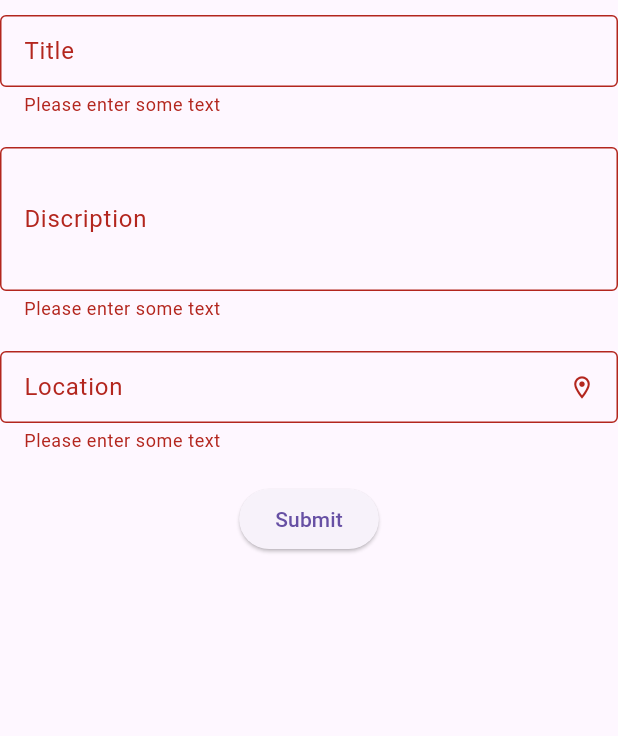
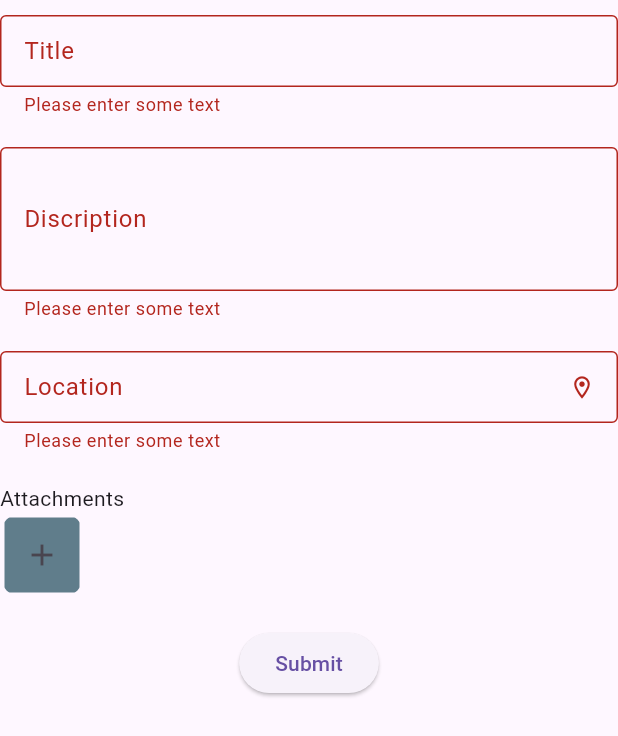
Before and after one commit to Praveen-Pandiyan/fira, a Flutter app: the AddFiraForm widget shown alone on an empty page, opened directly, after a tap on "Submit", on a phone screen of 412 x 824 dp. Shown: the top 736 px of the screen. Run offline on Flutter 3.47's test engine with Material 3 defaults, Android fonts, the phone set to English and light mode, and no system bars; our stand-ins replace cloud_firestore, file_picker, firebase_auth, firebase_core, firebase_storage, flutter_bloc and 1 more; accounts and stored records are empty.

Commit message:
adding tickets

```diff
--- a/lib/models/tickets_model.dart
+++ b/lib/models/tickets_model.dart
@@ -1,19 +1,23 @@
+import 'dart:io';
+
 import 'package:cloud_firestore/cloud_firestore.dart';
 
 class Tickets {
   final String? id;
   final String title;
   final String disctiption;
-  final List<String> attachments;
+  final List<File> attachmentFiles;
+   List<String> attachments;
   final String location;
-  final num dateTime;
+  final num? dateTime;
   Tickets(
       {this.id,
       required this.title,
       required this.disctiption,
-      required this.attachments,
+      this.attachmentFiles=const [],
+       this.attachments =const [],
       required this.location,
-      required this.dateTime});
+       this.dateTime});
 
   static Tickets fromFirebase(DocumentSnapshot<Map<String, dynamic>> doc) =>
       Tickets(
@@ -30,7 +34,7 @@ class Tickets {
       "discription": disctiption,
       "attachments": attachments,
       "location": location,
-      "date": dateTime
+      "date": DateTime.now().millisecondsSinceEpoch
     };
   }
 }
--- a/lib/widgets/home_page/add_new_fira.dart
+++ b/lib/widgets/home_page/add_new_fira.dart
@@ -1,4 +1,7 @@
+import 'dart:io';
+import 'package:file_picker/file_picker.dart';
 import 'package:fira/models/tickets_model.dart';
+import 'package:fira/services/ticket_services.dart';
 import 'package:flutter/material.dart';
 
 class AddFiraForm extends StatefulWidget {
@@ -12,14 +15,11 @@ class _AddFiraFormState extends State<AddFiraForm> {
   final _formKey = GlobalKey<FormState>();
   final _inputDecoration = const InputDecoration(
     border: OutlineInputBorder(borderSide: BorderSide(color: Colors.blueGrey)),
-    focusedBorder:
-        OutlineInputBorder(borderSide: BorderSide(color: Colors.blueGrey)),
     isDense: true,
   );
-  String? title;
-  String? dis;
-  String? location;
-  List<String>? attachments;
+  late String title, dis, location;
+  List<File> attachments = [];
+
   @override
   Widget build(BuildContext context) {
     return SingleChildScrollView(
@@ -29,7 +29,9 @@ class _AddFiraFormState extends State<AddFiraForm> {
             mainAxisSize: MainAxisSize.min,
             children: [
               TextFormField(
-                onSaved: (val) => title,
+                onSaved: (val) {
+                  title = val!;
+                },
                 decoration: _inputDecoration.copyWith(labelText: "Title"),
                 validator: (value) {
                   if (value == null || value.isEmpty) {
@@ -42,7 +44,9 @@ class _AddFiraFormState extends State<AddFiraForm> {
                 },
               ),
               TextFormField(
-                onSaved: (val) => dis,
+                onSaved: (val) {
+                  dis = val!;
+                },
                 maxLines: 3,
                 decoration: _inputDecoration.copyWith(
                   labelText: "Discription",
@@ -51,35 +55,101 @@ class _AddFiraFormState extends State<AddFiraForm> {
                   if (value == null || value.isEmpty) {
                     return 'Please enter some text';
                   }
-                  if (value.length > 5) {
+                  if (value.length < 5) {
                     return 'DIscription should be atleast 6 characters in length';
                   }
                   return null;
                 },
               ),
               TextFormField(
-                onSaved: (val) => location,
-
+                onSaved: (val) {
+                  location = val!;
+                },
                 decoration: _inputDecoration.copyWith(
-                  labelText: "Location",
-                  suffixIcon:const Icon(Icons.location_on_outlined)
-                ),
+                    labelText: "Location",
+                    suffixIcon: const Icon(Icons.location_on_outlined)),
                 validator: (value) {
                   if (value == null || value.isEmpty) {
                     return 'Please enter some text';
                   }
-                  if (value.length > 5) {
+                  if (value.length < 5) {
                     return 'Location should be atleast 3 characters in length';
                   }
                   return null;
                 },
               ),
+              SizedBox(
+                width: MediaQuery.sizeOf(context).width,
+                child: Column(
+                  mainAxisSize: MainAxisSize.min,
+                  crossAxisAlignment: CrossAxisAlignment.start,
+                  children: [
+                    const Text("Attachments"),
+                    SingleChildScrollView(
+                      scrollDirection: Axis.horizontal,
+                      child: Row(
+                        children: [
+                          IconButton(
+                              onPressed: () async {
+                                FilePickerResult? result =
+                                    await FilePicker.platform.pickFiles(
+                                  type: FileType.custom,
+                                  allowMultiple: true,
+                                  allowedExtensions: [
+                                    'jpg',
+                                    'jpeg',
+                                    'png',
+                                    'webp'
+                                  ],
+                                );
+                                if (result != null) {
+                                  setState(() {
+                                    attachments!.addAll(result.paths
+                                        .map((path) => File(path!))
+                                        .toList());
+                                  });
+                                } else {
+                                  debugPrint("user exist picker");
+                                }
+                              },
+                              icon: const Icon(Icons.add)),
+                          if (attachments.isNotEmpty)
+                            ...attachments
+                                .map((e) => Image.file(
+                                      e,
+                                      fit: BoxFit.cover,
+                                    ))
+                                .toList(),
+                        ]
+                            .map((e) => ClipRRect(
+                                  borderRadius: BorderRadius.circular(15),
+                                  child: Container(
+                                    margin: const EdgeInsets.all(3),
+                                    height: 50,
+                                    width: 50,
+                                    color: Colors.blueGrey,
+                                    child: e,
+                                  ),
+                                ))
+                            .toList(),
+                      ),
+                    ),
+                  ],
+                ),
+              ),
               ElevatedButton(
                 onPressed: () {
                   if (_formKey.currentState!.validate()) {
                     ScaffoldMessenger.of(context).showSnackBar(
-                      const SnackBar(content: Text('Processing Data')),
+                      const SnackBar(content: Text('Uploading Data')),
                     );
+                    _formKey.currentState!.save();
+                    TicketsServices().add(Tickets(
+                      title: title,
+                      disctiption: dis,
+                      attachmentFiles: attachments,
+                      location: location,
+                    ));
                   }
                 },
                 child: const Text('Submit'),
--- a/pubspec.yaml
+++ b/pubspec.yaml
@@ -20,7 +20,7 @@ publish_to: 'none' # Remove this line if you wish to publish to pub.dev
 version: 1.0.0+1
 
 environment:
-  sdk: '>=2.18.6 <3.0.0'
+  sdk: '>=2.19.0 <3.0.0'
 
 # Dependencies specify other packages that your package needs in order to work.
 # To automatically upgrade your package dependencies to the latest versions
@@ -41,6 +41,9 @@ dependencies:
   flutter_bloc: ^8.1.3
   firebase_auth: ^4.14.0
   google_sign_in: ^6.1.4
+  file_picker: ^6.1.1
+  firebase_storage: ^11.5.1
+  uuid: ^4.2.1
 
 dev_dependencies:
   flutter_test:
```
Also changed, not shown: lib/services/ticket_services.dart (+28 -14 lines), lib/bloc/tickets/tickets_bloc.dart (added), pubspec.lock, 5 other files.
